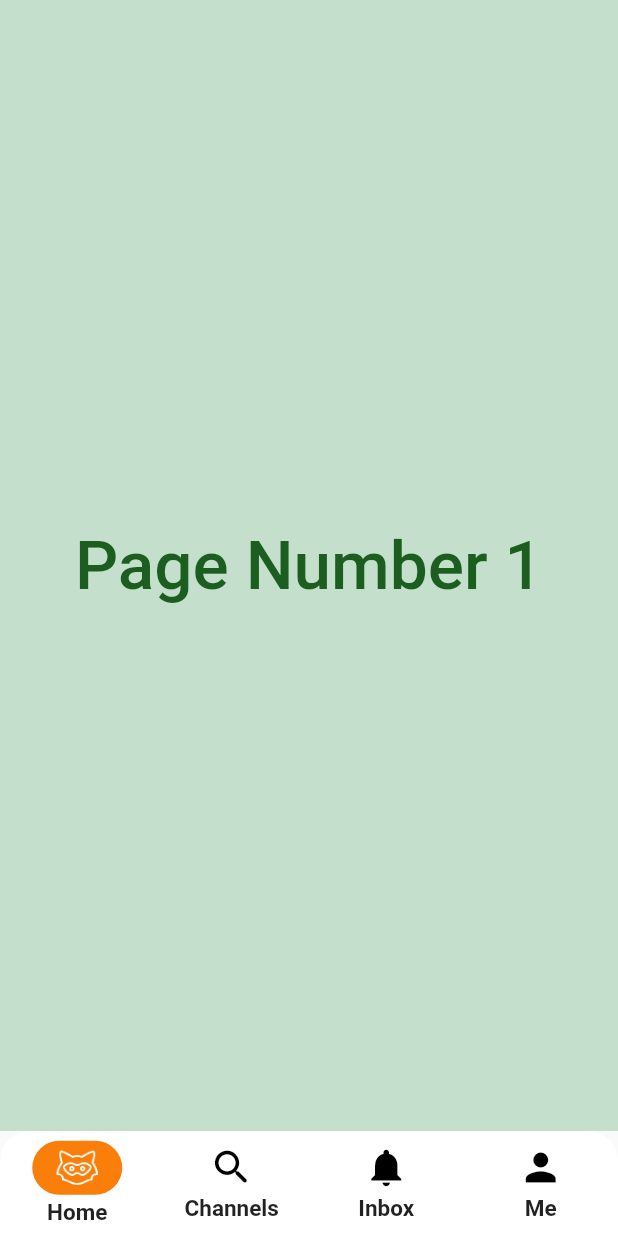
After one commit to eslamsalah5/jodel_clone, a Flutter app: the AppHomeView screen opened by its route, item 2 of the bottom bar chosen, after a tap on "Home", on a phone screen of 412 x 824 dp. The commit adds this screen. Run offline on Flutter 3.47's test engine with Material 2 defaults, Android fonts, the phone set to English and light mode, and no system bars; our stand-ins replace dots_indicator.

Commit message:
bottom nav bar done

```diff
--- a/lib/core/utils/constants.dart
+++ b/lib/core/utils/constants.dart
@@ -5,3 +5,5 @@ const Color pinkJodel = Color(0xffDC605E);
 const Color blueJodel = Color(0xff05A1CB);
 
 const Color orangeJodel = Color(0xffFA7E0A);
+
+const Color kPrimaryColor = Color(0xffFA7E0A);
--- a/lib/main.dart
+++ b/lib/main.dart
@@ -1,4 +1,5 @@
 import 'package:flutter/material.dart';
+import 'package:jodel_app/views/app_home_view/app_home_view.dart';
 import 'package:jodel_app/views/info_on_boarding_view/info_on_boarding.dart';
 import 'package:jodel_app/views/location_view/location_view.dart';
 import 'package:jodel_app/views/on_boarding/presentation/on_boarding_view.dart';
@@ -20,6 +21,7 @@ class MyApp extends StatelessWidget {
         OnBoardingView.pageID: (context) => const OnBoardingView(),
         LocationView.pageID: (context) => const LocationView(),
         InfoOnBoardingView.pageID: (context) => const InfoOnBoardingView(),
+        AppHomeView.pageID: (context) => AppHomeView(),
       },
       initialRoute: SplashView.pageID,
       debugShowCheckedModeBanner: false,
--- /dev/null
+++ b/lib/views/app_home_view/app_home_view.dart
@@ -0,0 +1,219 @@
+import 'package:flutter/material.dart';
+import 'package:jodel_app/core/utils/constants.dart';
+
+import 'widgets/channels_view_body.dart';
+import 'widgets/home_view_body.dart';
+import 'widgets/inbox_view_body.dart';
+import 'widgets/me_view_body.dart';
+
+class AppHomeView extends StatefulWidget {
+  const AppHomeView({super.key});
+
+  static const String pageID = 'appHomeView';
+
+  @override
+  State<AppHomeView> createState() => _AppHomeViewState();
+}
+
+class _AppHomeViewState extends State<AppHomeView> {
+  int pageIndex = 0;
+
+  final pages = [
+    const HomePage(),
+    const ChannelsPage(),
+    const InboxPage(),
+    const MePage(),
+  ];
+
+  @override
+  Widget build(BuildContext context) {
+    return Scaffold(
+      bottomNavigationBar: Container(
+        height: 70,
+        decoration: const BoxDecoration(
+          color: Colors.white,
+          borderRadius: BorderRadius.only(
+            topLeft: Radius.circular(20),
+            topRight: Radius.circular(20),
+          ),
+        ),
+        child: Row(
+          mainAxisAlignment: MainAxisAlignment.spaceAround,
+          children: [
+            Expanded(
+              child: GestureDetector(
+                onTap: () {
+                  setState(() {
+                    pageIndex = 0;
+                  });
+                },
+                child: Column(
+                    mainAxisAlignment: MainAxisAlignment.center,
+                    children: [
+                      pageIndex == 0
+                          ? Container(
+                              padding: const EdgeInsets.symmetric(
+                                  horizontal: 15, vertical: 3),
+                              decoration: const BoxDecoration(
+                                borderRadius:
+                                    BorderRadius.all(Radius.circular(30)),
+                                color: kPrimaryColor,
+                              ),
+                              child: Image.asset(
+                                'assets/images/white_jodel_icon.png',
+                                width: 30,
+                              ),
+                            )
+                          : Image.asset(
+                              'assets/images/black_jodel_icon.png',
+                              width: 30,
+                            ),
+                      const SizedBox(
+                        height: 3,
+                      ),
+                      const Text(
+                        'Home',
+                        style: TextStyle(
+                          fontSize: 15,
+                          fontWeight: FontWeight.w600,
+                        ),
+                      ),
+                    ]),
+              ),
+            ),
+            Expanded(
+              child: GestureDetector(
+                onTap: () {
+                  setState(() {
+                    pageIndex = 1;
+                  });
+                },
+                child: Column(
+                    mainAxisAlignment: MainAxisAlignment.center,
+                    children: [
+                      pageIndex == 1
+                          ? Container(
+                              padding: const EdgeInsets.symmetric(
+                                  horizontal: 15, vertical: 3),
+                              decoration: const BoxDecoration(
+                                borderRadius:
+                                    BorderRadius.all(Radius.circular(30)),
+                                color: Colors.red,
+                              ),
+                              child: const Icon(
+                                Icons.search_rounded,
+                                color: Colors.white,
+                                size: 30,
+                              ),
+                            )
+                          : const Icon(
+                              Icons.search_rounded,
+                              color: Colors.black,
+                              size: 30,
+                            ),
+                      const SizedBox(
+                        height: 3,
+                      ),
+                      const Text(
+                        'Channels',
+                        style: TextStyle(
+                          fontSize: 15,
+                          fontWeight: FontWeight.w600,
+                        ),
+                      ),
+                    ]),
+              ),
+            ),
+            Expanded(
+              child: GestureDetector(
+                onTap: () {
+                  setState(() {
+                    pageIndex = 2;
+                  });
+                },
+                child: Column(
+                    mainAxisAlignment: MainAxisAlignment.center,
+                    children: [
+                      pageIndex == 2
+                          ? Container(
+                              padding: const EdgeInsets.symmetric(
+                                  horizontal: 15, vertical: 3),
+                              decoration: const BoxDecoration(
+                                borderRadius:
+                                    BorderRadius.all(Radius.circular(30)),
+                                color: Colors.teal,
+                              ),
+                              child: const Icon(
+                                Icons.notifications,
+                                color: Colors.white,
+                                size: 30,
+                              ),
+                            )
+                          : const Icon(
+                              Icons.notifications,
+                              color: Colors.black,
+                              size: 30,
+                            ),
+                      const SizedBox(
+                        height: 3,
+                      ),
+                      const Text(
+                        'Inbox',
+                        style: TextStyle(
+                          fontSize: 15,
+                          fontWeight: FontWeight.w600,
+                        ),
+                      ),
+                    ]),
+              ),
+            ),
+            Expanded(
+              child: GestureDetector(
+                onTap: () {
+                  setState(() {
+                    pageIndex = 3;
+                  });
+                },
+                child: Column(
+                    mainAxisAlignment: MainAxisAlignment.center,
+                    children: [
+                      pageIndex == 3
+                          ? Container(
+                              padding: const EdgeInsets.symmetric(
+                                  horizontal: 15, vertical: 3),
+                              decoration: BoxDecoration(
+                                borderRadius:
+                                    const BorderRadius.all(Radius.circular(30)),
+                                color: Colors.blue[700],
+                              ),
+                              child: const Icon(
+                                Icons.person,
+                                color: Colors.white,
+                                size: 30,
+                              ),
+                            )
+                          : const Icon(
+                              Icons.person,
+                              color: Colors.black,
+                              size: 30,
+                            ),
+                      const SizedBox(
+                        height: 3,
+                      ),
+                      const Text(
+                        'Me',
+                        style: TextStyle(
+                          fontSize: 15,
+                          fontWeight: FontWeight.w600,
+                        ),
+                      ),
+                    ]),
+              ),
+            ),
+          ],
+        ),
+      ),
+      body: pages[pageIndex],
+    );
+  }
+}
--- /dev/null
+++ b/lib/views/app_home_view/widgets/channels_view_body.dart
@@ -0,0 +1,22 @@
+import 'package:flutter/material.dart';
+
+class ChannelsPage extends StatelessWidget {
+  const ChannelsPage({Key? key}) : super(key: key);
+
+  @override
+  Widget build(BuildContext context) {
+    return Container(
+      color: const Color(0xffC4DFCB),
+      child: Center(
+        child: Text(
+          "Page Number 2",
+          style: TextStyle(
+            color: Colors.green[900],
+            fontSize: 45,
+            fontWeight: FontWeight.w500,
+          ),
+        ),
+      ),
+    );
+  }
+}
--- /dev/null
+++ b/lib/views/app_home_view/widgets/home_view_body.dart
@@ -0,0 +1,22 @@
+import 'package:flutter/material.dart';
+
+class HomePage extends StatelessWidget {
+  const HomePage({Key? key}) : super(key: key);
+
+  @override
+  Widget build(BuildContext context) {
+    return Container(
+      color: const Color(0xffC4DFCB),
+      child: Center(
+        child: Text(
+          "Page Number 1",
+          style: TextStyle(
+            color: Colors.green[900],
+            fontSize: 45,
+            fontWeight: FontWeight.w500,
+          ),
+        ),
+      ),
+    );
+  }
+}
--- /dev/null
+++ b/lib/views/app_home_view/widgets/inbox_view_body.dart
@@ -0,0 +1,22 @@
+import 'package:flutter/material.dart';
+
+class InboxPage extends StatelessWidget {
+  const InboxPage({Key? key}) : super(key: key);
+
+  @override
+  Widget build(BuildContext context) {
+    return Container(
+      color: const Color(0xffC4DFCB),
+      child: Center(
+        child: Text(
+          "Page Number 3",
+          style: TextStyle(
+            color: Colors.green[900],
+            fontSize: 45,
+            fontWeight: FontWeight.w500,
+          ),
+        ),
+      ),
+    );
+  }
+}
--- /dev/null
+++ b/lib/views/app_home_view/widgets/me_view_body.dart
@@ -0,0 +1,22 @@
+import 'package:flutter/material.dart';
+
+class MePage extends StatelessWidget {
+  const MePage({Key? key}) : super(key: key);
+
+  @override
+  Widget build(BuildContext context) {
+    return Container(
+      color: const Color(0xffC4DFCB),
+      child: Center(
+        child: Text(
+          "Page Number 4",
+          style: TextStyle(
+            color: Colors.green[900],
+            fontSize: 45,
+            fontWeight: FontWeight.w500,
+          ),
+        ),
+      ),
+    );
+  }
+}
--- a/lib/views/info_on_boarding_view/widgets/custom_user_group.dart
+++ b/lib/views/info_on_boarding_view/widgets/custom_user_group.dart
@@ -1,4 +1,5 @@
 import 'package:flutter/material.dart';
+import 'package:jodel_app/views/app_home_view/app_home_view.dart';
 
 class CustomUserGroupContainer extends StatelessWidget {
   const CustomUserGroupContainer(
@@ -9,8 +10,12 @@ class CustomUserGroupContainer extends StatelessWidget {
 
   @override
   Widget build(BuildContext context) {
-    return Container(
-      height: MediaQuery.of(context).size.height * 0.16,
+    return GestureDetector(
+      onTap: () {
+        Navigator.pushReplacementNamed(context, AppHomeView.pageID);
+      },
+      child: Container(
+        height: MediaQuery.of(context).size.height * 0.17,
         decoration: BoxDecoration(
           color: Colors.white,
           borderRadius: BorderRadius.circular(10),
@@ -29,12 +34,13 @@ class CustomUserGroupContainer extends StatelessWidget {
               title,
               textAlign: TextAlign.center,
               style: const TextStyle(
-              fontSize: 18,
+                fontSize: 16,
                 fontWeight: FontWeight.w500,
               ),
             ),
           ],
         ),
+      ),
     );
   }
 }
--- a/lib/views/info_on_boarding_view/widgets/info_page_view_first_item.dart
+++ b/lib/views/info_on_boarding_view/widgets/info_page_view_first_item.dart
@@ -16,6 +16,7 @@ class InfoPageViewFirstItem extends StatelessWidget {
           children: [
             const Text(
               'To which gender do you most indentify?',
+              textAlign: TextAlign.center,
               style: TextStyle(
                 fontSize: 22,
                 color: Colors.white,
--- a/lib/views/info_on_boarding_view/widgets/info_page_view_second_item.dart
+++ b/lib/views/info_on_boarding_view/widgets/info_page_view_second_item.dart
@@ -11,6 +11,7 @@ class InfoPageViewSecondItem extends StatelessWidget {
         children: [
           const Text(
             'What is your Age?',
+            textAlign: TextAlign.center,
             style: TextStyle(
               fontSize: 22,
               color: Colors.white,
@@ -45,6 +46,7 @@ class InfoPageViewSecondItem extends StatelessWidget {
               ),
               const Text(
                 'No one will see your age?',
+                textAlign: TextAlign.center,
                 style: TextStyle(
                   fontSize: 18,
                   color: Colors.white,
@@ -72,6 +74,7 @@ class InfoPageViewSecondItem extends StatelessWidget {
               ),
               const Text(
                 'I confirm that my age is correct',
+                textAlign: TextAlign.center,
                 style: TextStyle(
                   fontSize: 18,
                   color: Colors.white,
--- a/lib/views/info_on_boarding_view/widgets/info_page_view_third_item.dart
+++ b/lib/views/info_on_boarding_view/widgets/info_page_view_third_item.dart
@@ -15,6 +15,7 @@ class InfoPageViewThirdItem extends StatelessWidget {
           children: [
             const Text(
               'Which user group best descripes you?',
+              textAlign: TextAlign.center,
               style: TextStyle(
                 fontSize: 22,
                 color: Colors.white,
--- a/lib/views/location_view/widgets/location_view_body.dart
+++ b/lib/views/location_view/widgets/location_view_body.dart
@@ -36,6 +36,7 @@ class LocationViewBody extends StatelessWidget {
                     children: [
                       const Text(
                         'Jodel needs your location to connect\nYou with the community around you',
+                        textAlign: TextAlign.center,
                         style: TextStyle(
                           fontSize: 20,
                           color: Colors.white,
--- a/lib/views/on_boarding/presentation/widgets/page_view_item.dart
+++ b/lib/views/on_boarding/presentation/widgets/page_view_item.dart
@@ -22,13 +22,14 @@ class PageViewItem extends StatelessWidget {
             title!,
             style: const TextStyle(
                 fontSize: 25, color: Colors.white, fontWeight: FontWeight.w600),
-            textAlign: TextAlign.left,
+            textAlign: TextAlign.center,
           ),
           const SizedBox(
             height: 20,
           ),
           Text(
             subTitle!,
+            textAlign: TextAlign.center,
             style: const TextStyle(
               fontSize: 20,
               color: Colors.white,
```
Also changed, not shown: assets/images/black_jodel_icon.png (added), assets/images/white_jodel_icon.png (added). Lines whose indentation alone changed are shown as unchanged.
